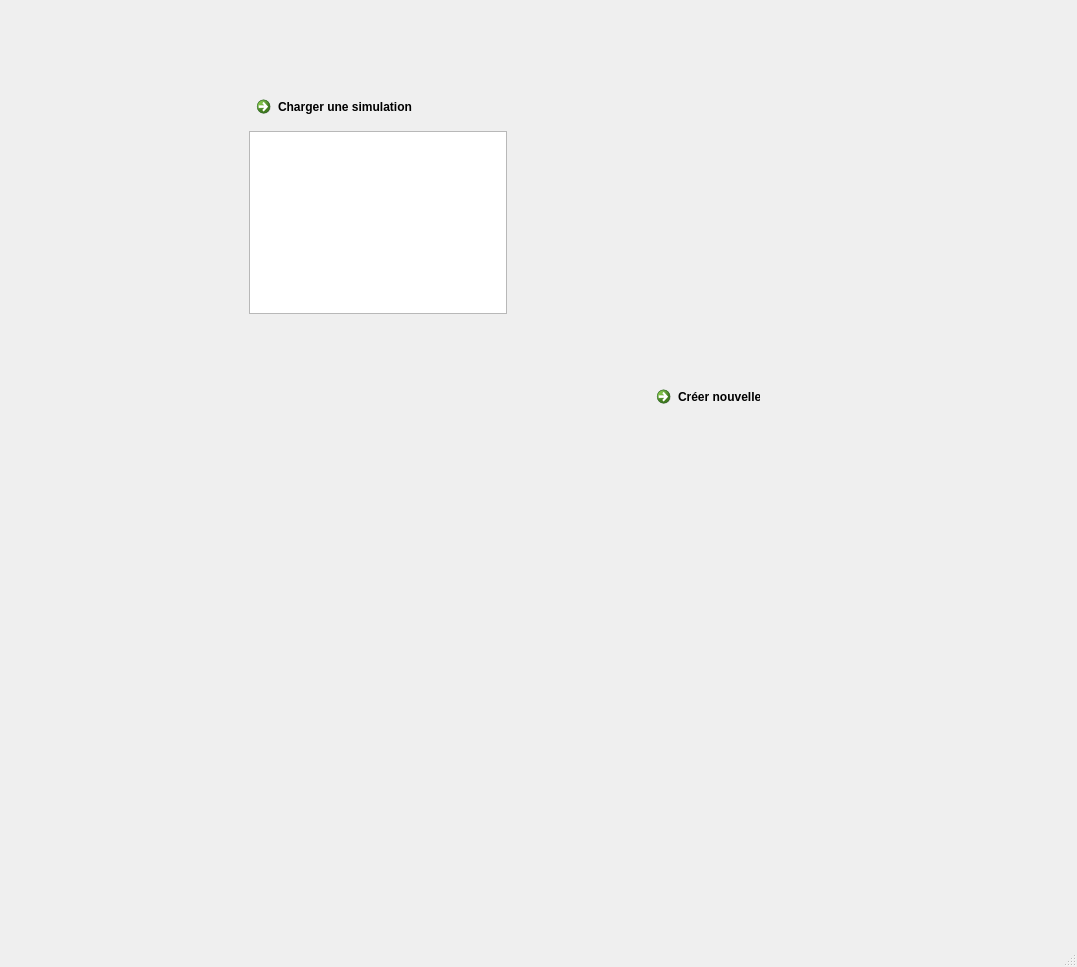
Old version of the form source/TradingSimulator/mainwindow.ui in the repository VSahanaa/LO21_TrandingSimulator.
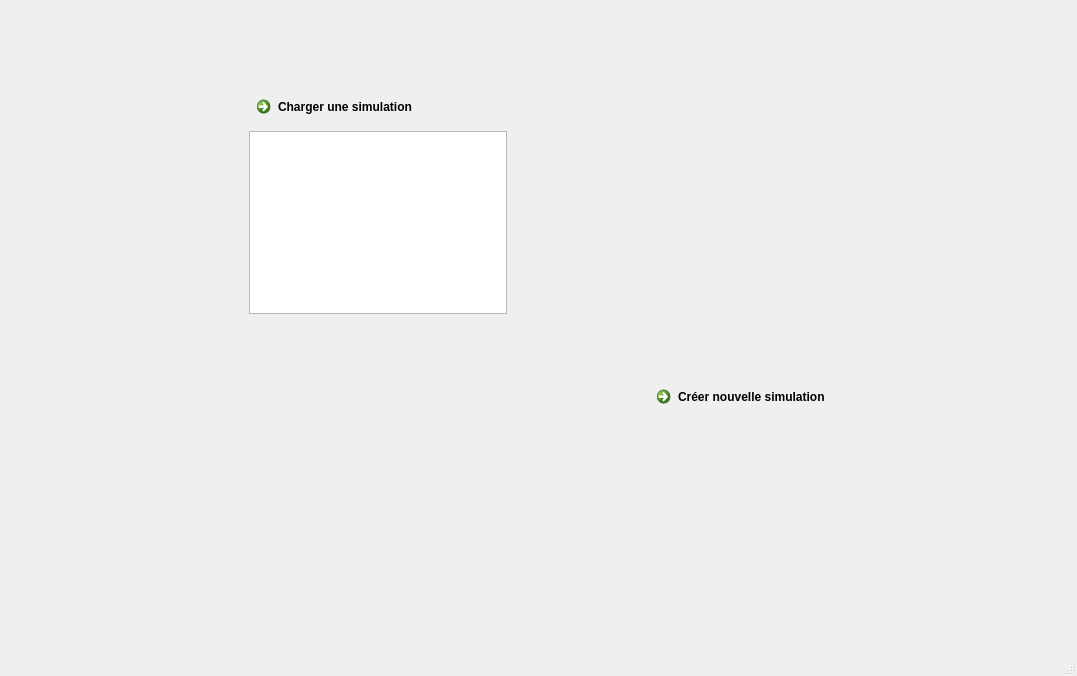
New version of the form.

The edit to the form file:
```diff
--- a/source/TradingSimulator/mainwindow.ui
+++ b/source/TradingSimulator/mainwindow.ui
@@ -7,7 +7,7 @@
     <x>0</x>
     <y>0</y>
     <width>1077</width>
-    <height>967</height>
+    <height>676</height>
    </rect>
   </property>
   <property name="windowTitle">
@@ -19,7 +19,7 @@
      <rect>
       <x>9</x>
       <y>-1</y>
-      <width>751</width>
+      <width>1031</width>
       <height>651</height>
      </rect>
     </property>
```
